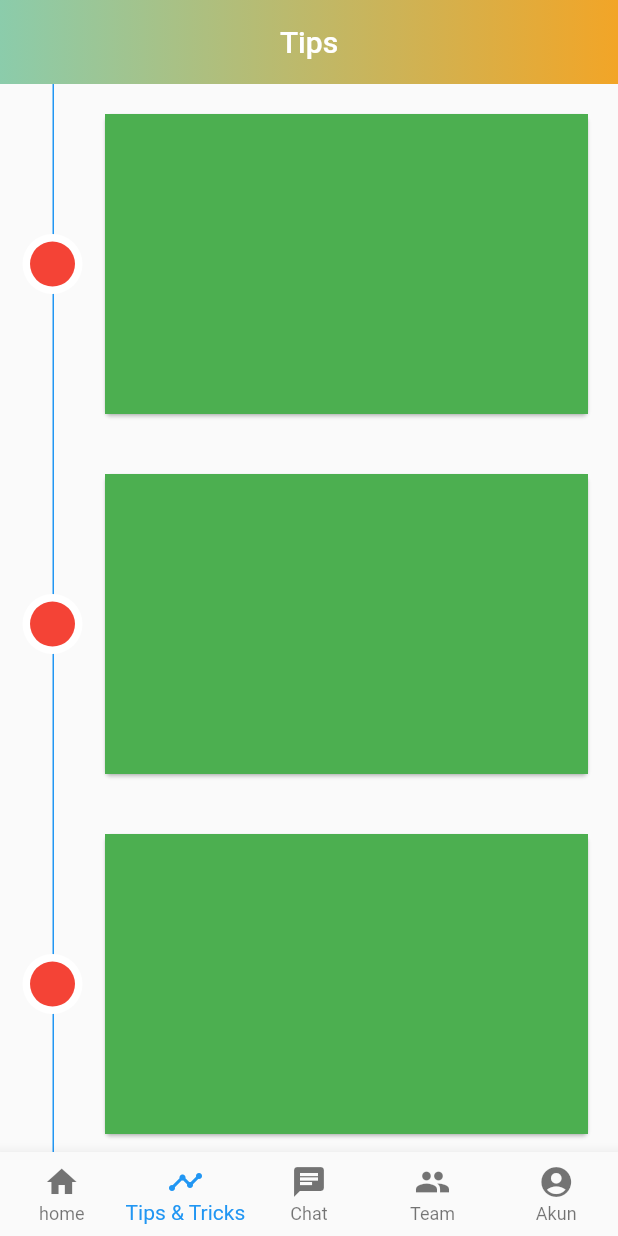
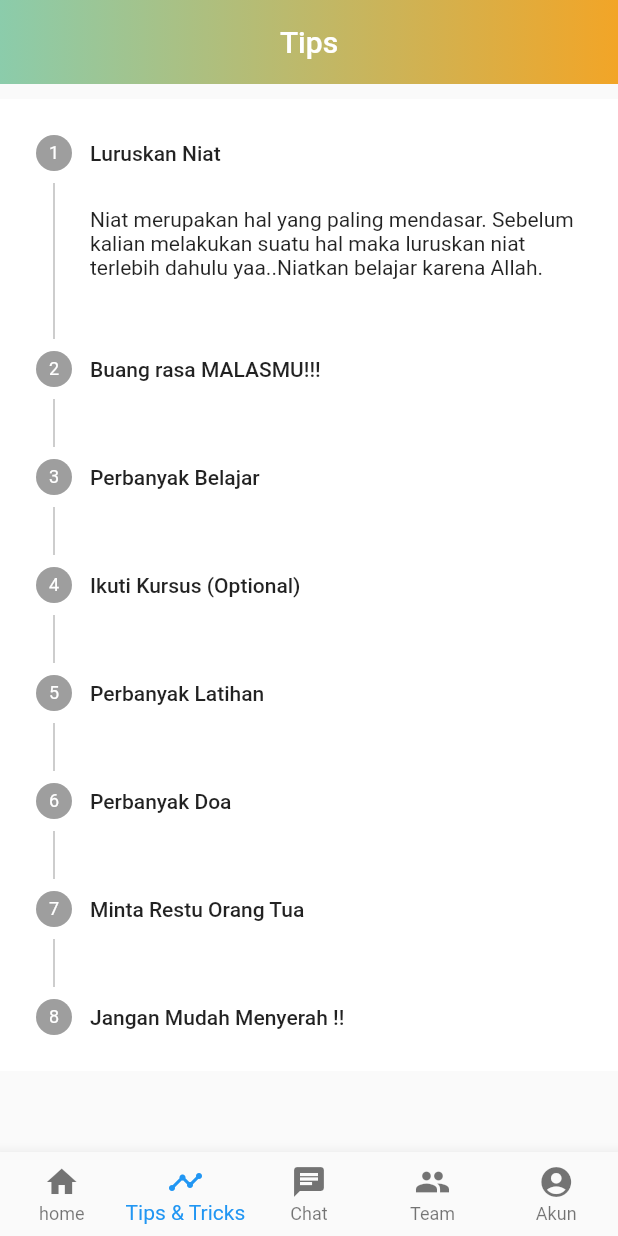
Before and after one commit to mjterrs20/KP, a Flutter app: the screen it shows after launch, item 2 of the bottom bar chosen, on a phone screen of 412 x 824 dp. Run offline on Flutter 3.47's test engine with Material 2 defaults, Android fonts, the phone set to English and light mode, and no system bars; our stand-ins replace carousel_slider, cloud_firestore, gradient_app_bar; missing offline and left inert: flutter_dialogflow, flutter_webview_plugin; accounts and stored records are empty.

```diff
--- a/lib/pages/tips.dart
+++ b/lib/pages/tips.dart
@@ -1,6 +1,8 @@
 import 'package:flutter/material.dart';
 import 'package:kp/utils/colors.dart';
 import 'package:gradient_app_bar/gradient_app_bar.dart';
+import 'package:kp/pages/tipsdetail.dart';
+import 'package:cloud_firestore/cloud_firestore.dart';
 
 class TipsPage extends StatefulWidget {
   @override
@@ -11,7 +13,56 @@ class _TipsPageState extends State<TipsPage> {
   void initState() {
     super.initState();
   }
-
+  var _index = 0;
+  Widget _builderStep() => Container(
+        margin: EdgeInsets.only(top: 10),
+        color: Colors.white,
+        child: Stepper(
+          steps: [
+            Step(
+              title: Text("Luruskan Niat"),
+              content: Text("Niat merupakan hal yang paling mendasar. Sebelum kalian melakukan suatu hal maka luruskan niat terlebih dahulu yaa..Niatkan belajar karena Allah."),
+            ),
+            Step(
+              title: Text("Buang rasa MALASMU!!!"),
+              content: Text("Rasa malas memang selalu menghampiri, dan bahkan membuat kita tidak jadi melakukan sesuatu yang sudah di harapkan tadi, Bila rasa MALAS tersebut datang kembali maka ingatlah kembalii dengan niat mu dan bangun motivasimu kembali"),
+            ),
+            Step(
+              title: Text("Perbanyak Belajar"),
+              content: Text("BELAJAR merupakan salah satu hal terpenting ketika kamu ingin mengejar sesuatu, tanpa belajar kamu tidak akan mengetahui sesuatu hal tersebut. Tips untuk kamu yang susah belajar:  1. Mulai dengan sesuatu yang kamu sukai.  Pelajari dari hal termudah dahulu.  3. Terus tingkatkan belajarmu  4. Konsisten dalam belajar"),
+            ),
+            Step(
+              title: Text("Ikuti Kursus (Optional)"),
+              content: Text("Setelah kamu belajar, cobalah ikuti kursus untuk meningkatkan proses belajarmu, karena dengan kamu mengikuti kursus proses belajarmu menjadi lebih variatif, dan kamu akan mendapatkan tips dan trik untuk menjawab soal sehingga menjadi lebih mudah dikerjakan, Bila kamu tidak cukup waktu atau finansial jangan khawatir. kamu bisa memanfaatkan pembelajaran di internet seperti dari youtube, situs pembelajaran dll untuk meningkatkan pengetahuan yang kamu miliki.  Ingat belajar tidak sebatas hanya di bangku sekolah saja."),
+            ),
+            Step(
+              title: Text("Perbanyak Latihan"),
+              content: Text("Latihan dapat mengasah kemampuan dari hasil belajar. teruslah berlatih seperti mengerjakan soal. Jangan menyerah apabila menemui kesulitan saat latihan. karena hal tersebut merupakan proses kamu meningkatkan kualitas pengetahuanmu."),
+            ),
+            Step(
+              title: Text("Perbanyak Doa"),
+              content: Text("Usaha tanpa Doa sama dengan sombong. Doa merupakan cara kita dalam menyampaikan keinginan kita kepada tuhan. bayangkan jika anda usaha tanpa dibarengi dengan Doa, apabila kalian sudah berusaha semaksimal mungkin namun tuhan tidak meridhoi maka hal yang diusahakan tersebut mustahil terjadi. Maka perbanyaklah berdoa dan memohon untuk diberikan petunjuk sehingga kita tidak salah dalam mengambil langkah."),
+            ),
+            Step(
+              title: Text("Minta Restu Orang Tua"),
+              content: Text("Mintalah restu kepada orang tua kamu. Dengan Restu dan Doa orang tua secara tidak langsung menambah dorongan kamu untuk mengejar cita-citamu"),
+            ),
+            Step(
+              title: Text("Jangan Mudah Menyerah !!"),
+              content: Text("Jangan menyerah dengan hasil yang kamu dapati, terus berusaha dan tingkatkan terus pengetahuanmu!!")
+            ),
+          ],
+          currentStep: _index,
+          onStepTapped: (index) {
+            setState(() {
+              _index = index;
+            });
+          },
+          controlsBuilder: (BuildContext context,
+                  {VoidCallback onStepContinue, VoidCallback onStepCancel}) =>
+              Container(),
+        ),
+      );
   int index = 1;
   @override
   Widget build(BuildContext context) {
@@ -28,57 +79,15 @@ class _TipsPageState extends State<TipsPage> {
         centerTitle: true,
         elevation: 0.0,
       ),
-      body: Center(
-        child: ListView.builder(
-          itemBuilder: (BuildContext context, int index) {
-            return new Stack(
-              children: <Widget>[
-                new Padding(
-                  padding: const EdgeInsets.only(left: 50.0),
-                  child: new Card(
-                    margin: new EdgeInsets.all(20.0),
-                    child: new Container(
-                      width: double.infinity,
-                      height: 200.0,
-                      color: Colors.green,
-                    ),
-                  ),
-                ),
-                new Positioned(
-                  top: 0.0,
-                  bottom: 0.0,
-                  left: 35.0,
-                  child: new Container(
-                    height: double.infinity,
-                    width: 1.0,
-                    color: Colors.blue,
-                  ),
-                ),
-                new Positioned(
-                  top: 100.0,
-                  left: 15.0,
-                  child: new Container(
-                    height: 40.0,
-                    width: 40.0,
-                    decoration: new BoxDecoration(
-                      shape: BoxShape.circle,
-                      color: Colors.white,
-                    ),
-                    child: new Container(
-                      margin: new EdgeInsets.all(5.0),
-                      height: 30.0,
-                      width: 30.0,
-                      decoration: new BoxDecoration(
-                          shape: BoxShape.circle, color: Colors.red),
-                    ),
-                  ),
-                )
-              ],
-            );
-          },
-          itemCount: 5,
+      body: SingleChildScrollView(
+          child: Column(
+            children: <Widget>[
+              _builderStep(),
+
+              SizedBox(height: 700)
+            ],
+          ),
         ),
-      ),
       bottomNavigationBar: BottomNavigationBar(
         type: BottomNavigationBarType.fixed,
         currentIndex: index,
--- /dev/null
+++ b/lib/pages/tipsdetail.dart
@@ -0,0 +1,15 @@
+import 'package:flutter/material.dart';
+
+class TipsPage extends StatefulWidget {
+  @override
+  _TipsPageState createState() => _TipsPageState();
+}
+
+class _TipsPageState extends State<TipsPage> {
+  @override
+  Widget build(BuildContext context) {
+    return Container(
+
+    );
+  }
+}
--- a/pubspec.yaml
+++ b/pubspec.yaml
@@ -34,6 +34,7 @@ dependencies:
   http: "^0.11.3+16"
   gradient_app_bar:
   flutter_webview_plugin:
+  shared_preferences: ^0.4.2
 
 dev_dependencies:
   flutter_test:
@@ -77,6 +78,7 @@ flutter:
    - assets/images/ruangguru.jpeg
    - assets/images/quiper.jpeg
    - assets/images/zenius.jpeg
+   - assets/images/logo.png
 
 
   fonts:
```
Also changed, not shown: lib/models/models_mahasiswa.dart (added, +54 -0 lines), lib/pages/beasiswa.dart (+32 -1 lines), lib/pages/splashscreen.dart (+12 -6 lines), lib/pages/universitas.dart (+5 -2 lines), assets/images/logo.png (added), pubspec.lock.
